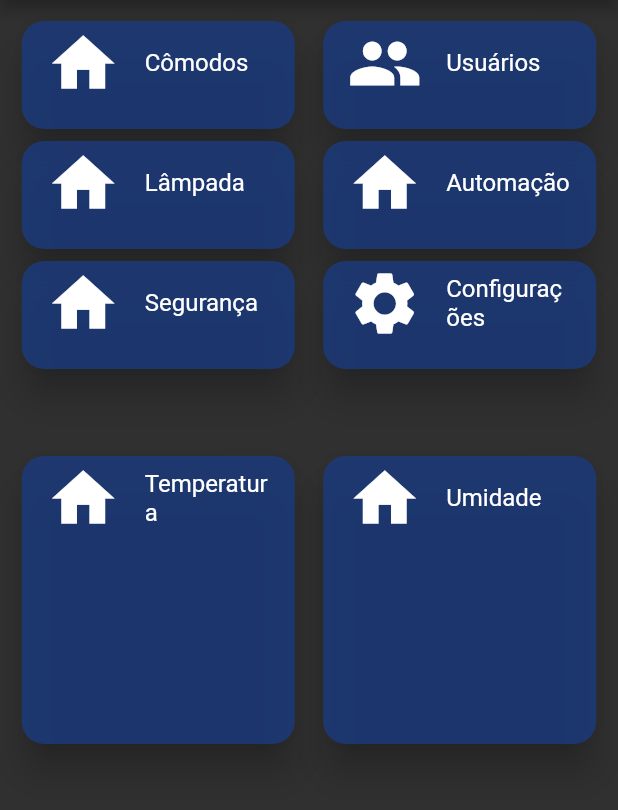
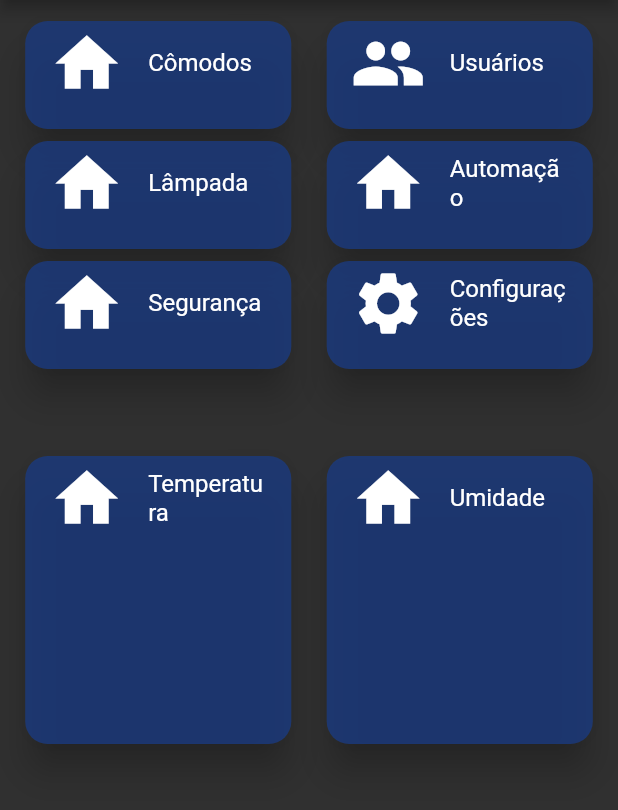
Before and after one commit to LuiseKC/zeta_house, a Flutter app: the HomePage screen opened directly, on a phone screen of 412 x 824 dp, the part 84-894 px from its top. Run offline on Flutter 3.47's test engine with Material 2 defaults, Android fonts, the phone set to English and light mode, and no system bars; our stand-ins replace cloud_firestore, firebase_messaging, platform; accounts and stored records are empty.

Commit message:
alterações para gerar apk

```diff
--- a/lib/pages/home_page.dart
+++ b/lib/pages/home_page.dart
@@ -21,6 +21,9 @@ class _HomePageState extends State<HomePage> {
   String url = 'https://zeta-house.herokuapp.com';
 
   Widget build(BuildContext context) {
+    double width = MediaQuery.of(context).size.width;
+    double height = MediaQuery.of(context).size.height;
+
     return Scaffold(
       drawer: drawer(context),
       appBar: AppBar(
@@ -34,7 +37,7 @@ class _HomePageState extends State<HomePage> {
               mainAxisAlignment: MainAxisAlignment.spaceAround,
               children: <Widget>[
                 Container(
-                  width: 190,
+                  width: width*0.45,
                   height: 80,
                   child: GestureDetector(
                     onTap: () {
@@ -64,7 +67,7 @@ class _HomePageState extends State<HomePage> {
                 ),
                 Container(
                   //padding: EdgeInsets.all(5.0),
-                  width: 190,
+                  width: width*0.45,
                   height: 80,
                   child: GestureDetector(
                     onTap: () {
@@ -98,7 +101,7 @@ class _HomePageState extends State<HomePage> {
               mainAxisAlignment: MainAxisAlignment.spaceAround,
               children: <Widget>[
                 Container(
-                  width: 190,
+                  width: width*0.45,
                   height: 80,
                   child: GestureDetector(
                     onTap: () {
@@ -129,7 +132,7 @@ class _HomePageState extends State<HomePage> {
                 ),
                 Container(
                   //padding: EdgeInsets.all(5.0),
-                  width: 190,
+                  width: width*0.45,
                   height: 80,
                   child: GestureDetector(
                     onTap: () {
@@ -164,7 +167,7 @@ class _HomePageState extends State<HomePage> {
               mainAxisAlignment: MainAxisAlignment.spaceAround,
               children: <Widget>[
                 Container(
-                  width: 190,
+                  width: width*0.45,
                   height: 80,
                   child: GestureDetector(
                     onTap: () {
@@ -195,7 +198,7 @@ class _HomePageState extends State<HomePage> {
                 ),
                 Container(
                   //padding: EdgeInsets.all(5.0),
-                  width: 190,
+                  width: width*0.45,
                   height: 80,
                   child: GestureDetector(
                     onTap: () {
@@ -230,7 +233,7 @@ class _HomePageState extends State<HomePage> {
               mainAxisAlignment: MainAxisAlignment.spaceAround,
               children: <Widget>[
                 Container(
-                  width: 190,
+                  width: width*0.45,
                   height: 200,
                   child: GestureDetector(
                     child: Card(
@@ -298,7 +301,7 @@ class _HomePageState extends State<HomePage> {
                 ),
                 Container(
                   //padding: EdgeInsets.all(5.0),
-                  width: 190,
+                  width: width*0.45,
                   height: 200,
                   child: GestureDetector(
                     child: Card(
--- a/lib/pages/login.dart
+++ b/lib/pages/login.dart
@@ -184,7 +184,7 @@ class _LoginPageState extends State<LoginPage> {
     // configura o  AlertDialog
     AlertDialog alerta = AlertDialog(
       title: Text("Erro"),
-      content: Text("Login ou senha incorretos."),
+      content: Text("E-mail ou senha incorretos."),
       actions: [
         okButton,
       ],
--- a/lib/pages/settings.dart
+++ b/lib/pages/settings.dart
@@ -2,6 +2,7 @@ import 'package:cloud_firestore/cloud_firestore.dart';
 import 'package:flutter/cupertino.dart';
 import 'package:flutter/material.dart';
 import 'package:http/http.dart' as http;
+import 'package:zeta_house/pages/home_page.dart';
 import 'package:zeta_house/shared/drawer.dart';
 
 class Settings extends StatefulWidget {
@@ -39,6 +40,10 @@ class _SettingsState extends State<Settings> {
           textColor: Colors.white,
           onPressed: () {
             configAction(sensorChuva, sensorGas, temp, ativoTemp, sensorLdr);
+            Navigator.push(
+              context,
+              MaterialPageRoute(builder: (context) => HomePage()),
+            );
           },
           child: Text("Salvar"),
         ),
```
Also changed, not shown: 1 other file.
